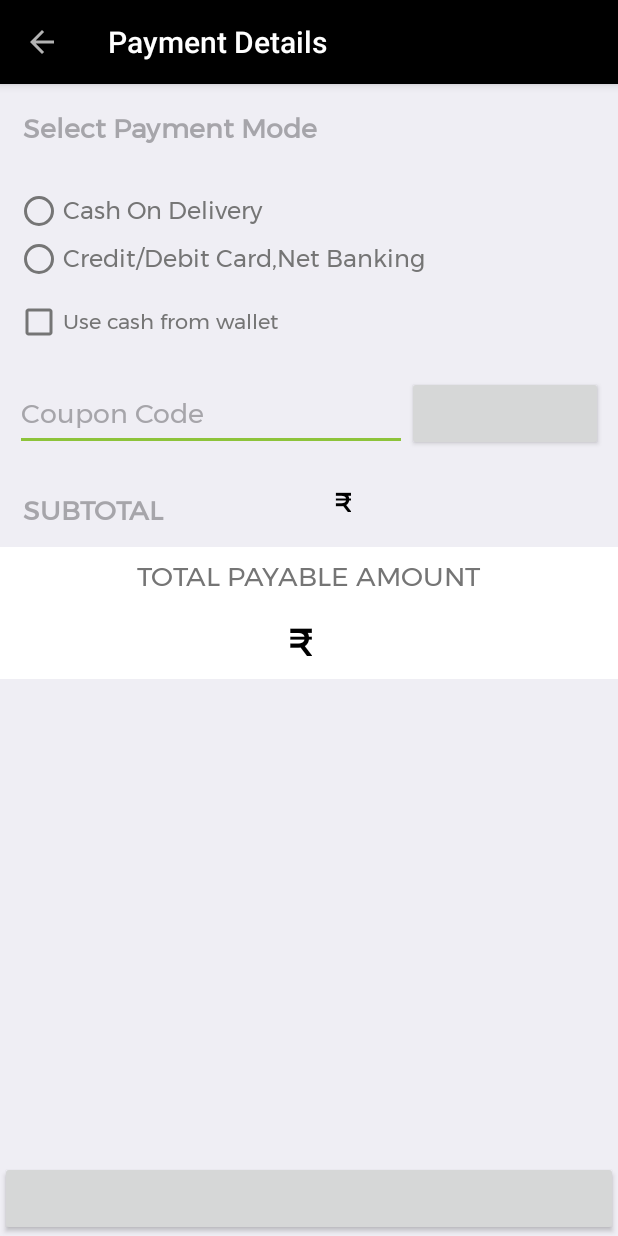
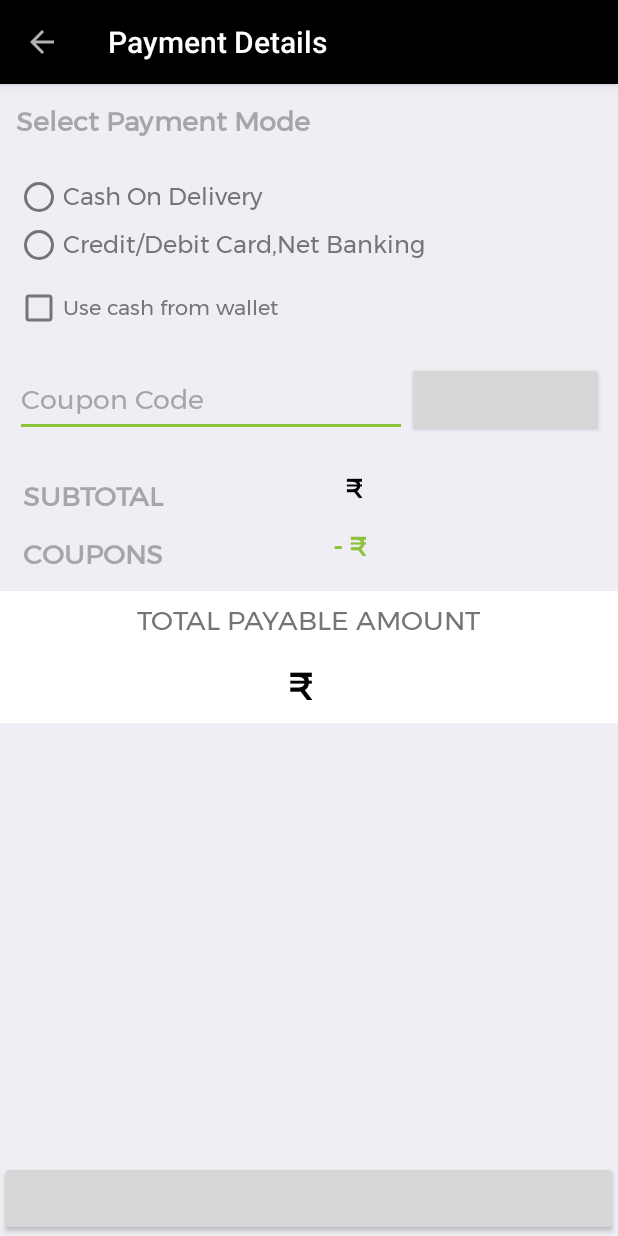
Before and after one commit to Welborn007/Tracking-Fresh, an Android app: the PaymentDetails screen opened directly, with no data from a screen before it, on a phone screen of 412 x 824 dp. Run offline under Robolectric (Android 15) with nearby library versions, the phone set to English and light mode, and no system bars; our stand-ins replace Volley; libraries missing offline, so code that uses them is left out: cn.pedant, com.facebook, com.facebook.drawee, com.facebook.imagepipeline, com.nispok.snackbar and 2 more; plain views replace FancyButton; 6 statements that could not run were skipped.

Commit message:
string changes

```diff
--- a/app/build.gradle
+++ b/app/build.gradle
@@ -11,12 +11,12 @@ android {
         config {
             keyAlias 'tkf_key'
             keyPassword '12345678'
-            storeFile file('/Users/kesari/Desktop/TKFDemo/TKF_KeyStore.jks')
+            storeFile file('D:/chetan Projects/KeyStore/TKF_KeyStore.jks')
             storePassword '12345678'
         }
     }
     compileSdkVersion 25
-    buildToolsVersion "25.0.3"
+    buildToolsVersion "25.0.2"
     defaultConfig {
         applicationId "com.kesari.trackingfresh"
         minSdkVersion 16
--- a/app/src/main/res/layout/content_payment_details.xml
+++ b/app/src/main/res/layout/content_payment_details.xml
@@ -40,7 +40,7 @@
                 android:layout_width="match_parent"
                 android:layout_height="wrap_content"
                 android:layout_margin="5dp"
-                android:padding="10dp"
+                android:padding="5dp"
                 android:text="@string/select_payment_mode"
                 android:textColor="@color/DarkGray"
                 android:textSize="@dimen/text_size18"
@@ -241,12 +241,12 @@
                 android:textSize="@dimen/text_size18"
                 android:textStyle="bold" />
             <TextView
-                android:layout_width="0dp"
+                android:layout_width="wrap_content"
                 android:layout_height="wrap_content"
                 android:layout_marginLeft="5dp"
                 android:layout_weight="0.5"
                 android:gravity="right"
-                android:text="  ₹"
+                android:text=" ₹"
                 android:textColor="@color/black"
                 android:textSize="@dimen/text_size18"
                 android:textStyle="bold" />
@@ -271,7 +271,7 @@
             android:layout_marginRight="10dp"
             android:gravity="left"
             android:orientation="horizontal"
-            android:visibility="gone">
+            android:visibility="visible">
 
             <TextView
                 android:layout_width="wrap_content"
@@ -301,6 +301,7 @@
                 android:layout_width="0dp"
                 android:layout_height="wrap_content"
                 android:layout_gravity="center"
+                android:layout_margin="5dp"
                 android:layout_weight="1"
                 android:text="Coupons"
                 android:textAllCaps="true"
@@ -309,7 +310,7 @@
                 android:textStyle="bold" />
 
             <TextView
-                android:layout_width="0dp"
+                android:layout_width="wrap_content"
                 android:layout_height="wrap_content"
                 android:layout_marginLeft="5dp"
                 android:layout_weight="0.5"
```
Also changed, not shown: app/src/main/res/layout/card_layout.xml (+4 -4 lines).
